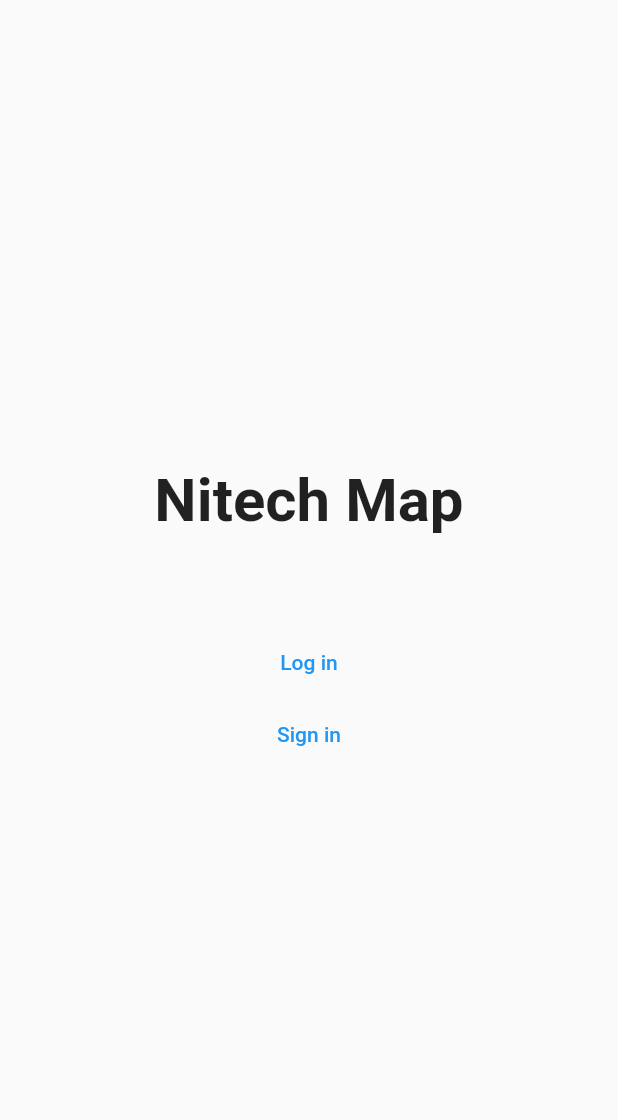
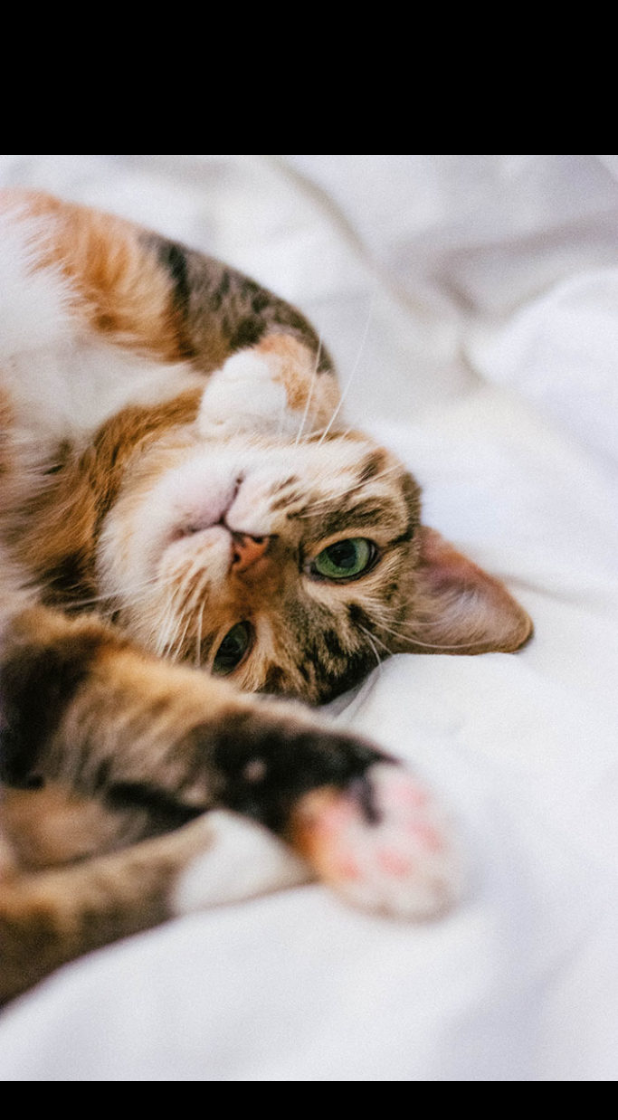
Before and after one commit to fztkm/nitechMap, a Flutter app: the screen it shows after launch, after a tap on "Log in", on a phone screen of 412 x 824 dp. Shown: the top 1120 px of the screen. Run offline on Flutter 3.47's test engine with Material 2 defaults, Android fonts, the phone set to English and light mode, and no system bars; drawn by our look-alikes of photo_view.

Commit message:
地図画面を追加

```diff
--- a/lib/main.dart
+++ b/lib/main.dart
@@ -1,4 +1,5 @@
 import 'package:flutter/material.dart';
+import 'package:nitechmap_c0de/map_screen.dart';
 
 import 'welcome_screen.dart';
 
@@ -10,6 +11,10 @@ class NitechMap extends StatelessWidget {
   @override
   Widget build(BuildContext context) {
     return MaterialApp(
+      routes: {
+        WelcomeScreen.id: (context) => WelcomeScreen(),
+        MapScreen.id: (context) => MapScreen(),
+      },
       home: WelcomeScreen(),
     );
   }
--- /dev/null
+++ b/lib/map_screen.dart
@@ -0,0 +1,24 @@
+import 'package:flutter/material.dart';
+import 'package:photo_view/photo_view.dart';
+
+class MapScreen extends StatefulWidget {
+  static String id = 'welcome_screen';
+  @override
+  _MapScreenState createState() => _MapScreenState();
+}
+
+class _MapScreenState extends State<MapScreen> {
+  @override
+  Widget build(BuildContext context) {
+    return Scaffold(
+      backgroundColor: Colors.white,
+      body: SafeArea(
+        child: Container(
+          child: PhotoView(
+            imageProvider: AssetImage('images/nekochan.jpg'),
+          ),
+        ),
+      ),
+    );
+  }
+}
--- a/lib/welcome_screen.dart
+++ b/lib/welcome_screen.dart
@@ -1,7 +1,10 @@
 import 'package:flutter/cupertino.dart';
 import 'package:flutter/material.dart';
+import 'package:nitechmap_c0de/map_screen.dart';
 
 class WelcomeScreen extends StatefulWidget {
+  static String id = 'welcome_screen';
+
   @override
   _WelcomeScreenState createState() => _WelcomeScreenState();
 }
@@ -23,10 +26,16 @@ class _WelcomeScreenState extends State<WelcomeScreen> {
             height: 60.0,
           ),
           TextButton(
-            onPressed: () {},
+            onPressed: () {
+              Navigator.pushNamed(context, MapScreen.id);
+            },
             child: Text('Log in'),
           ),
-          TextButton(onPressed: () {}, child: Text('Sign in')),
+          TextButton(
+              onPressed: () {
+                Navigator.pushNamed(context, MapScreen.id);
+              },
+              child: Text('Sign in')),
         ],
       ),
     );
```
Also changed, not shown: pubspec.yaml (+4 -3 lines), images/gorilla.jpg (added), images/nekochan.jpg (added), pubspec.lock.
